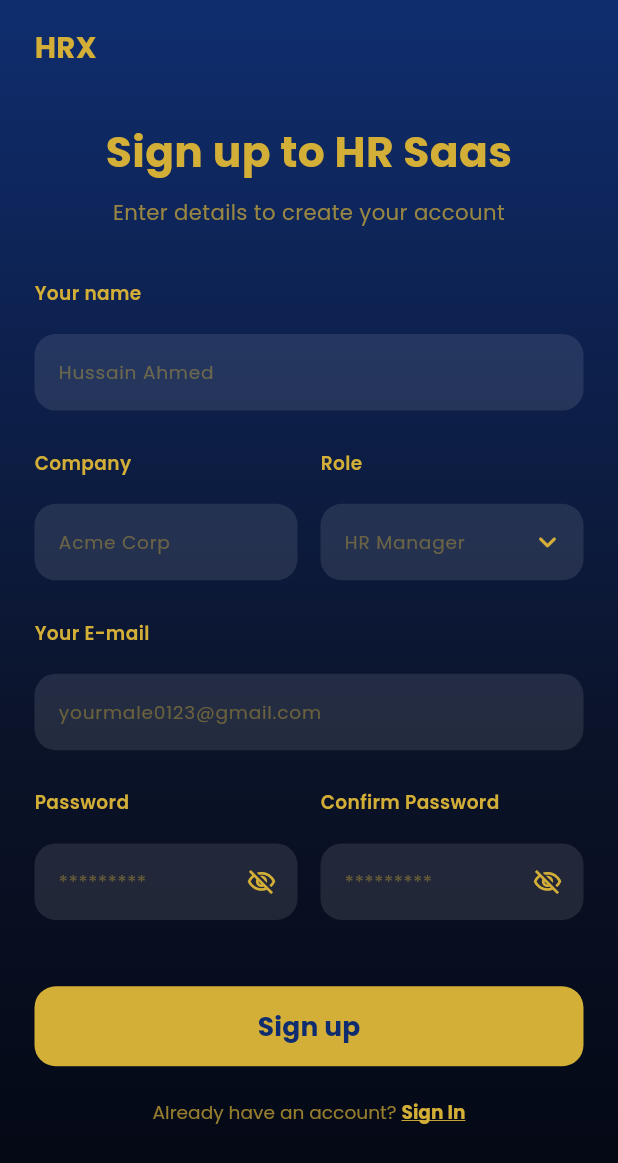
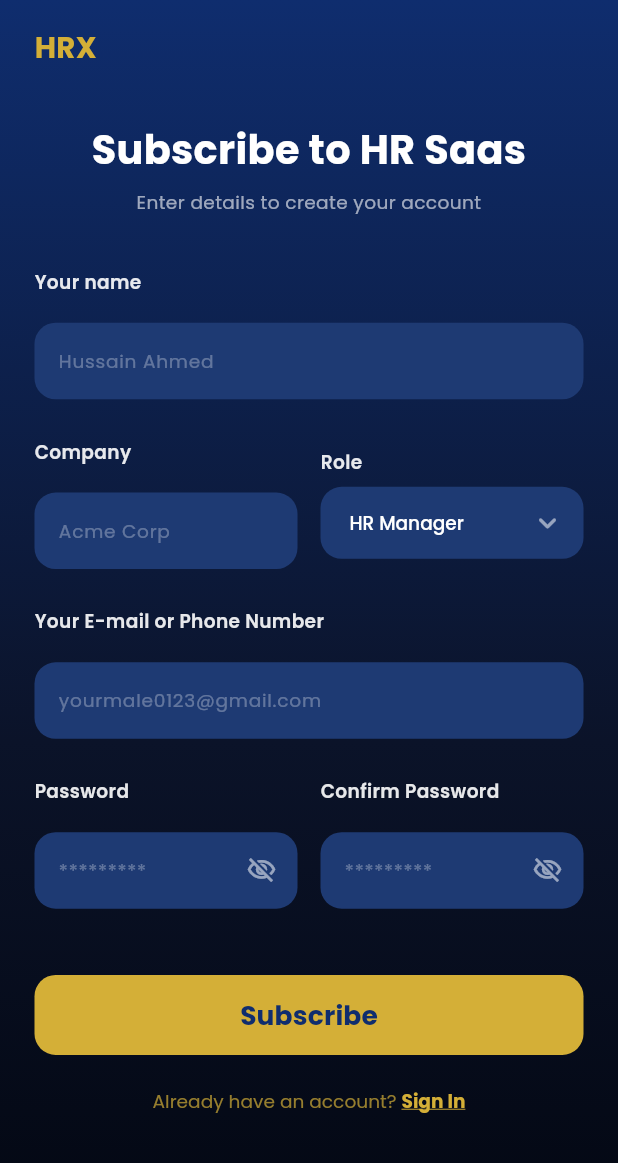
Before and after one commit to Amira-Abdelfattah/HRX_App, a Flutter app: the RegisterScreen screen opened directly, on a phone screen of 412 x 824 dp. Shown: the top 1163 px of the screen. Run offline on Flutter 3.47's test engine with Material 3 defaults, Android fonts, the phone set to English and light mode, and no system bars; our stand-ins replace dartz, dio, equatable, flutter_bloc, flutter_screenutil, fluttertoast and 4 more; accounts and stored records are empty.

Commit message:
feat(auth): update register UI design and refactor to Clean Architectureز - UI: Updated Register screen, RegisterForm, and AuthHeader to match the new dark-themed design with gold accents. - UI: Replaced Role text input with a DropdownButtonFormField for a better user experience. - UI: Improved Password and Confirm Password fields with independent visibility toggles. - Refactor: Migrated Register business logic to RegisterViewModel and implemented form validation. - Feat: Added toast notifications for form validation errors using FlutterToast. - Fix: Resolved missing import of flutter_screenutil in flutter_toast.dart. - Fix: Removed redundant roleController and fixed disposal logic in RegisterViewModel. - Clean: Reorganized auth feature folder structure and removed duplicate/obsolete widget files (register_footer, etc.).

```diff
--- a/lib/core/utils/flutter_toast.dart
+++ b/lib/core/utils/flutter_toast.dart
@@ -1,3 +1,4 @@
+import 'package:flutter_screenutil/flutter_screenutil.dart';
 import 'package:fluttertoast/fluttertoast.dart';
 
 import 'app_colors.dart';
@@ -11,7 +12,7 @@ class ToastMessage {
       timeInSecForIosWeb: 5,
       backgroundColor: AppColors.dangerColor,
       textColor: AppColors.whiteColor,
-      fontSize: 30,
+      fontSize: 14.sp,
     );
   }
 }
--- a/lib/features/auth/presentation/screens/register.dart
+++ b/lib/features/auth/presentation/screens/register.dart
@@ -65,14 +65,14 @@ class RegisterScreen extends StatelessWidget {
                     children: [
                       SizedBox(height: 20.h),
                       const AuthHeader(
-                        title: 'Sign up to HR Saas',
+                        title: 'Subscribe to HR Saas',
                         subtitle: 'Enter details to create your account',
                       ),
                       SizedBox(height: 40.h),
                       const RegisterForm(),
                       SizedBox(height: 30.h),
                       CustomElevatedButton(
-                        text: 'Sign up',
+                        text: 'Subscribe',
                         backgroundColor: AppColors.accentColor,
                         textStyle: AppStyles.semi20Primary().copyWith(
                           color: AppColors.primaryColor,
--- a/lib/features/auth/presentation/widgets/auth_header.dart
+++ b/lib/features/auth/presentation/widgets/auth_header.dart
@@ -37,18 +37,18 @@ class AuthHeader extends StatelessWidget {
                 title,
                 textAlign: TextAlign.center,
                 style: AppStyles.semi24White.copyWith(
-                  fontSize: 32.sp,
-                  color: AppColors.accentColor,
+                  fontSize: 30.sp,
+                  color: Colors.white,
                   fontWeight: FontWeight.bold,
                 ),
               ),
-              SizedBox(height: 12.h),
+              SizedBox(height: 8.h),
               Text(
                 subtitle,
                 textAlign: TextAlign.center,
                 style: AppStyles.regular14Grey().copyWith(
-                  color: AppColors.accentColor.withValues(alpha: 0.7),
-                  fontSize: 16.sp,
+                  color: Colors.white.withValues(alpha: 0.6),
+                  fontSize: 14.sp,
                 ),
               ),
             ],
--- a/lib/features/auth/presentation/widgets/field_label.dart
+++ b/lib/features/auth/presentation/widgets/field_label.dart
@@ -1,7 +1,6 @@
 import 'package:flutter/material.dart';
 import 'package:flutter_screenutil/flutter_screenutil.dart';
 
-import '../../../../core/utils/app_colors.dart';
 import '../../../../core/utils/app_styles.dart';
 
 class FieldLabel extends StatelessWidget {
@@ -18,7 +17,7 @@ class FieldLabel extends StatelessWidget {
         style: AppStyles.semi16White.copyWith(
           fontSize: 14.sp,
           fontWeight: FontWeight.w600,
-          color: AppColors.accentColor,
+          color: Colors.white.withValues(alpha: 0.9),
         ),
       ),
     );
--- a/lib/features/auth/presentation/widgets/register_form.dart
+++ b/lib/features/auth/presentation/widgets/register_form.dart
@@ -24,13 +24,13 @@ class RegisterForm extends StatelessWidget {
             controller: viewModel.nameController,
             validator: AppValidator.validateFullName,
             hintText: 'Hussain Ahmed',
-            filledColor: Colors.white.withValues(alpha: 0.1),
+            filledColor: const Color(0xff1E3A73),
             borderColor: Colors.transparent,
             style: AppStyles.medium14Category().copyWith(
-              color: AppColors.accentColor,
+              color: Colors.white,
             ),
             hintStyle: AppStyles.regular14Grey().copyWith(
-              color: AppColors.accentColor.withValues(alpha: 0.4),
+              color: Colors.white.withValues(alpha: 0.3),
             ),
           ),
           SizedBox(height: 10.h),
@@ -45,13 +45,13 @@ class RegisterForm extends StatelessWidget {
                       controller: viewModel.companyController,
                       validator: AppValidator.validateCompanyName,
                       hintText: 'Acme Corp',
-                      filledColor: Colors.white.withValues(alpha: 0.1),
+                      filledColor: const Color(0xff1E3A73),
                       borderColor: Colors.transparent,
                       style: AppStyles.medium14Category().copyWith(
-                        color: AppColors.accentColor,
+                        color: Colors.white,
                       ),
                       hintStyle: AppStyles.regular14Grey().copyWith(
-                        color: AppColors.accentColor.withValues(alpha: 0.4),
+                        color: Colors.white.withValues(alpha: 0.3),
                       ),
                     ),
                   ],
@@ -63,41 +63,70 @@ class RegisterForm extends StatelessWidget {
                   crossAxisAlignment: CrossAxisAlignment.start,
                   children: [
                     const FieldLabel(label: 'Role'),
-                    CustomTextField(
-                      controller: viewModel.roleController,
-                      validator: AppValidator.validateRole,
-                      hintText: 'HR Manager',
-                      filledColor: Colors.white.withValues(alpha: 0.1),
-                      borderColor: Colors.transparent,
-                      suffixIcon: const Icon(
+                    DropdownButtonFormField<String>(
+                      value: viewModel.selectedRole,
+                      dropdownColor: const Color(0xff1E3A73),
+                      style: AppStyles.medium14Category().copyWith(
+                        color: Colors.white,
+                      ),
+                      icon: const Icon(
                         Icons.keyboard_arrow_down_rounded,
-                        color: AppColors.accentColor,
+                        color: Colors.white54,
                       ),
-                      style: AppStyles.medium14Category().copyWith(
-                        color: AppColors.accentColor,
+                      decoration: InputDecoration(
+                        filled: true,
+                        fillColor: const Color(0xff1E3A73),
+                        contentPadding: EdgeInsets.symmetric(
+                          horizontal: 16.w,
+                          vertical: 12.h,
+                        ),
+                        enabledBorder: OutlineInputBorder(
+                          borderRadius: BorderRadius.circular(16.r),
+                          borderSide: const BorderSide(
+                            color: Colors.transparent,
+                            width: 1.5,
+                          ),
+                        ),
+                        focusedBorder: OutlineInputBorder(
+                          borderRadius: BorderRadius.circular(16.r),
+                          borderSide: const BorderSide(
+                            color: AppColors.accentColor,
+                            width: 2,
+                          ),
+                        ),
                       ),
-                      hintStyle: AppStyles.regular14Grey().copyWith(
-                        color: AppColors.accentColor.withValues(alpha: 0.4),
-                      ),
+                      items: ['HR Manager', 'Manager', 'Employee']
+                          .map((role) =>
+                          DropdownMenuItem(
+                            value: role,
+                            child: Text(role),
+                          ))
+                          .toList(),
+                      onChanged: (value) {
+                        if (value != null) {
+                          viewModel.changeRole(value);
+                        }
+                      },
                     ),
+                    SizedBox(height: 20.h),
                   ],
                 ),
               ),
             ],
           ),
           SizedBox(height: 10.h),
-          const FieldLabel(label: 'Your E-mail'),
+          const FieldLabel(label: 'Your E-mail or Phone Number'),
           CustomTextField(
             controller: viewModel.emailController,
             validator: AppValidator.validateEmail,
             hintText: 'yourmale0123@gmail.com',
-            filledColor: Colors.white.withValues(alpha: 0.1),
+            filledColor: const Color(0xff1E3A73),
             borderColor: Colors.transparent,
             style: AppStyles.medium14Category().copyWith(
-              color: AppColors.accentColor,
+              color: Colors.white,
             ),
             hintStyle: AppStyles.regular14Grey().copyWith(
-              color: AppColors.accentColor.withValues(alpha: 0.4),
+              color: Colors.white.withValues(alpha: 0.3),
             ),
           ),
           SizedBox(height: 10.h),
@@ -112,19 +141,24 @@ class RegisterForm extends StatelessWidget {
                       controller: viewModel.passwordController,
                       validator: AppValidator.validatePassword,
                       hintText: '*********',
-                      obSecureText: true,
-                      filledColor: Colors.white.withValues(alpha: 0.1),
+                      obSecureText: !viewModel.isPasswordVisible,
+                      filledColor: const Color(0xff1E3A73),
                       borderColor: Colors.transparent,
-                      suffixIcon: const Icon(
-                        Icons.visibility_off_outlined,
-                        color: AppColors.accentColor,
-                        size: 20,
+                      suffixIcon: IconButton(
+                        onPressed: viewModel.togglePasswordVisibility,
+                        icon: Icon(
+                          viewModel.isPasswordVisible
+                              ? Icons.visibility_outlined
+                              : Icons.visibility_off_outlined,
+                          color: Colors.white54,
+                          size: 20,
+                        ),
                       ),
                       style: AppStyles.medium14Category().copyWith(
-                        color: AppColors.accentColor,
+                        color: Colors.white,
                       ),
                       hintStyle: AppStyles.regular14Grey().copyWith(
-                        color: AppColors.accentColor.withValues(alpha: 0.4),
+                        color: Colors.white.withValues(alpha: 0.3),
                       ),
                     ),
                   ],
@@ -143,19 +177,24 @@ class RegisterForm extends StatelessWidget {
                         viewModel.passwordController.text,
                       ),
                       hintText: '*********',
-                      obSecureText: true,
-                      filledColor: Colors.white.withValues(alpha: 0.1),
+                      obSecureText: !viewModel.isConfirmPasswordVisible,
+                      filledColor: const Color(0xff1E3A73),
                       borderColor: Colors.transparent,
-                      suffixIcon: const Icon(
-                        Icons.visibility_off_outlined,
-                        color: AppColors.accentColor,
-                        size: 20,
+                      suffixIcon: IconButton(
+                        onPressed: viewModel.toggleConfirmPasswordVisibility,
+                        icon: Icon(
+                          viewModel.isConfirmPasswordVisible
+                              ? Icons.visibility_outlined
+                              : Icons.visibility_off_outlined,
+                          color: Colors.white54,
+                          size: 20,
+                        ),
                       ),
                       style: AppStyles.medium14Category().copyWith(
-                        color: AppColors.accentColor,
+                        color: Colors.white,
                       ),
                       hintStyle: AppStyles.regular14Grey().copyWith(
-                        color: AppColors.accentColor.withValues(alpha: 0.4),
+                        color: Colors.white.withValues(alpha: 0.3),
                       ),
                     ),
                   ],
--- a/lib/features/onboarding/onboarding_screen.dart
+++ b/lib/features/onboarding/onboarding_screen.dart
@@ -1,10 +1,10 @@
 import 'package:flutter/material.dart';
 import 'package:flutter_screenutil/flutter_screenutil.dart';
-import 'package:hrx_app/features/auth/register.dart';
 import 'package:hrx_app/features/widgets/hrx_gradient_bg.dart';
 import 'package:introduction_screen/introduction_screen.dart';
 
 import '../../core/utils/app_colors.dart';
+import '../auth/presentation/screens/register.dart';
 import 'onboarding_footer.dart';
 import 'onboarding_header.dart';
 import 'onboarding_model.dart';
```
Also changed, not shown: lib/features/auth/presentation/manager/register_view_model.dart (+22 -3 lines), lib/features/auth/register.dart (deleted, +0 -64 lines), lib/features/auth/widgets/register_footer.dart (deleted, +0 -43 lines), lib/features/auth/widgets/register_form.dart (deleted, +0 -149 lines).
